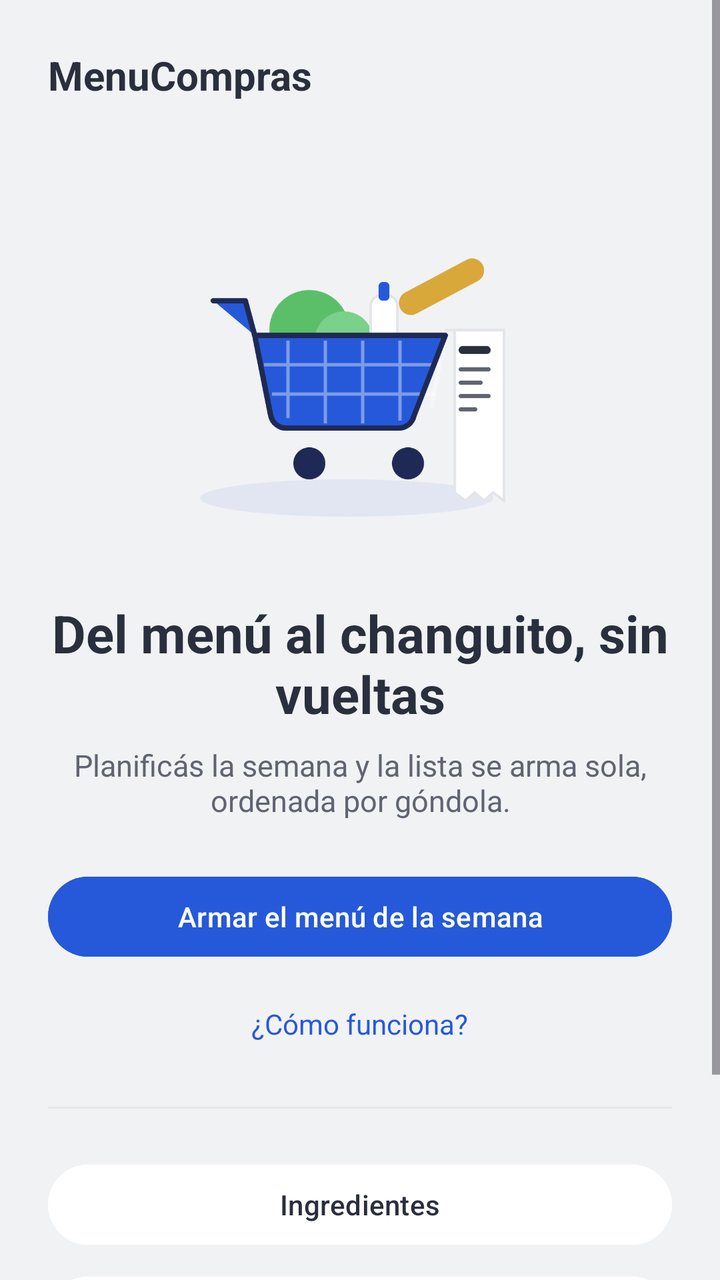
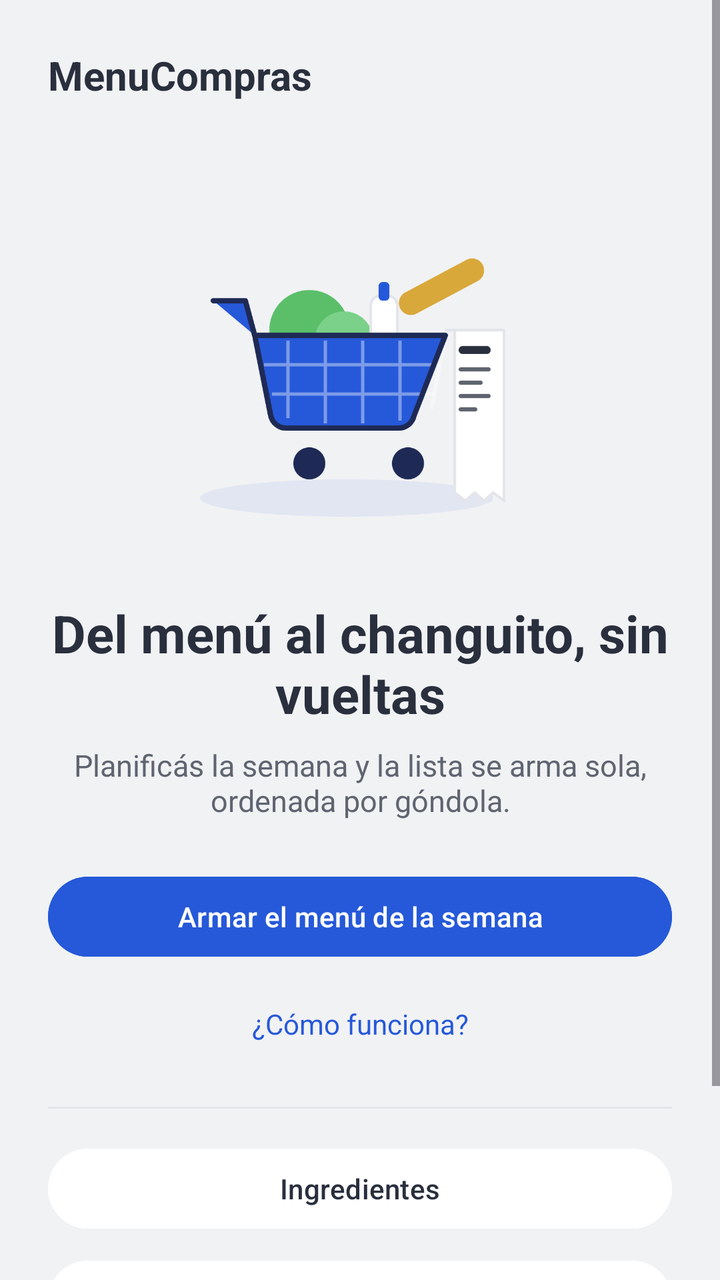

Before-and-after screenshots of an Android layout around one commit, followed by the original layout XML and the change that was made.
<!-- AndroidManifest.xml: application theme Theme.MenuCompras -->
<!-- res/layout/activity_main.xml -->
<?xml version="1.0" encoding="utf-8"?>
<ScrollView xmlns:android="http://schemas.android.com/apk/res/android"
    android:layout_width="match_parent"
    android:layout_height="match_parent"
    android:background="@color/mc_bg">

    <LinearLayout
        android:layout_width="match_parent"
        android:layout_height="wrap_content"
        android:orientation="vertical"
        android:gravity="center_horizontal"
        android:padding="24dp">

        <TextView
            android:layout_width="wrap_content"
            android:layout_height="wrap_content"
            android:layout_gravity="start"
            android:text="MenuCompras"
            android:textColor="@color/mc_ink"
            android:textSize="20sp"
            android:textStyle="bold"
            android:layout_marginBottom="24dp" />

        <ImageView
            android:layout_width="200dp"
            android:layout_height="200dp"
            android:layout_marginTop="8dp"
            android:src="@drawable/hero_changuito"
            android:scaleType="fitCenter"
            android:contentDescription="Ilustración de un carrito de compras" />

        <TextView
            android:layout_width="match_parent"
            android:layout_height="wrap_content"
            android:layout_marginTop="16dp"
            android:text="Del menú al changuito, sin vueltas"
            android:textColor="@color/mc_ink"
            android:textSize="26sp"
            android:textStyle="bold"
            android:gravity="center" />

        <TextView
            android:layout_width="match_parent"
            android:layout_height="wrap_content"
            android:layout_marginTop="8dp"
            android:text="Planificás la semana y la lista se arma sola, ordenada por góndola."
            android:textColor="@color/mc_muted"
            android:textSize="15sp"
            android:gravity="center" />

        <Button
            android:id="@+id/btn_armar_menu"
            android:layout_width="match_parent"
            android:layout_height="48dp"
            android:layout_marginTop="24dp"
            android:text="Armar el menú de la semana"
            android:textColor="@color/mc_accent_ink"
            android:backgroundTint="@color/mc_accent" />

        <TextView
            android:id="@+id/tv_como_funciona"
            android:layout_width="wrap_content"
            android:layout_height="wrap_content"
            android:layout_marginTop="12dp"
            android:padding="8dp"
            android:text="¿Cómo funciona?"
            android:textColor="@color/mc_accent"
            android:textSize="14sp" />

        <View
            android:layout_width="match_parent"
            android:layout_height="1dp"
            android:layout_marginTop="24dp"
            android:layout_marginBottom="16dp"
            android:background="@color/mc_line" />

        <Button
            android:id="@+id/btn_ir_ingredientes"
            android:layout_width="match_parent"
            android:layout_height="48dp"
            android:layout_marginTop="8dp"
            android:text="Ingredientes"
            android:textColor="@color/mc_ink"
            android:backgroundTint="@color/mc_surface" />

        <Button
            android:id="@+id/btn_ir_comidas"
            android:layout_width="match_parent"
            android:layout_height="48dp"
            android:layout_marginTop="8dp"
            android:text="Comidas"
            android:textColor="@color/mc_ink"
            android:backgroundTint="@color/mc_surface" />

        <Button
            android:id="@+id/btn_ir_menus"
            android:layout_width="match_parent"
            android:layout_height="48dp"
            android:layout_marginTop="8dp"
            android:text="Menús"
            android:textColor="@color/mc_ink"
            android:backgroundTint="@color/mc_surface" />

    </LinearLayout>
</ScrollView>
<!-- resources referenced by this layout -->
<resources>
  <color name="mc_accent">#2659D9</color>
  <color name="mc_accent_ink">#FFFFFF</color>
  <color name="mc_bg">#F1F2F4</color>
  <color name="mc_ink">#292F3D</color>
  <color name="mc_line">#E3E5EA</color>
  <color name="mc_muted">#5F6470</color>
  <color name="mc_surface">#FFFFFF</color>
  <!-- drawable hero_changuito: png bitmap (drawable, 55555 bytes) -->
  <style name="Theme.MenuCompras" parent="Base.Theme.MenuCompras" />
  <style name="Base.Theme.MenuCompras" parent="Theme.Material3.DayNight.NoActionBar">
          
          
      </style>
</resources>

<!-- the commit's change to res/layout/activity_main.xml (unified diff, before → after) -->
@@ -1,61 +1,76 @@
 <?xml version="1.0" encoding="utf-8"?>
 <ScrollView xmlns:android="http://schemas.android.com/apk/res/android"
+    xmlns:app="http://schemas.android.com/apk/res-auto"
     android:layout_width="match_parent"
     android:layout_height="match_parent"
     android:background="@color/mc_bg">
 
-    <LinearLayout
+    <androidx.constraintlayout.widget.ConstraintLayout
         android:layout_width="match_parent"
         android:layout_height="wrap_content"
-        android:orientation="vertical"
-        android:gravity="center_horizontal"
         android:padding="24dp">
 
         <TextView
+            android:id="@+id/tv_marca"
             android:layout_width="wrap_content"
             android:layout_height="wrap_content"
-            android:layout_gravity="start"
             android:text="MenuCompras"
             android:textColor="@color/mc_ink"
             android:textSize="20sp"
             android:textStyle="bold"
-            android:layout_marginBottom="24dp" />
+            app:layout_constraintStart_toStartOf="parent"
+            app:layout_constraintTop_toTopOf="parent" />
 
         <ImageView
+            android:id="@+id/iv_hero"
             android:layout_width="200dp"
             android:layout_height="200dp"
-            android:layout_marginTop="8dp"
+            android:layout_marginTop="32dp"
             android:src="@drawable/hero_changuito"
             android:scaleType="fitCenter"
-            android:contentDescription="Ilustración de un carrito de compras" />
+            android:contentDescription="Ilustración de un carrito de compras"
+            app:layout_constraintStart_toStartOf="parent"
+            app:layout_constraintEnd_toEndOf="parent"
+            app:layout_constraintTop_toBottomOf="@id/tv_marca" />
 
         <TextView
-            android:layout_width="match_parent"
+            android:id="@+id/tv_titulo_hero"
+            android:layout_width="0dp"
             android:layout_height="wrap_content"
             android:layout_marginTop="16dp"
             android:text="Del menú al changuito, sin vueltas"
             android:textColor="@color/mc_ink"
             android:textSize="26sp"
             android:textStyle="bold"
-            android:gravity="center" />
+            android:gravity="center"
+            app:layout_constraintStart_toStartOf="parent"
+            app:layout_constraintEnd_toEndOf="parent"
+            app:layout_constraintTop_toBottomOf="@id/iv_hero" />
 
         <TextView
-            android:layout_width="match_parent"
+            android:id="@+id/tv_subtitulo"
+            android:layout_width="0dp"
             android:layout_height="wrap_content"
             android:layout_marginTop="8dp"
             android:text="Planificás la semana y la lista se arma sola, ordenada por góndola."
             android:textColor="@color/mc_muted"
             android:textSize="15sp"
-            android:gravity="center" />
+            android:gravity="center"
+            app:layout_constraintStart_toStartOf="parent"
+            app:layout_constraintEnd_toEndOf="parent"
+            app:layout_constraintTop_toBottomOf="@id/tv_titulo_hero" />
 
         <Button
             android:id="@+id/btn_armar_menu"
-            android:layout_width="match_parent"
+            android:layout_width="0dp"
             android:layout_height="48dp"
             android:layout_marginTop="24dp"
             android:text="Armar el menú de la semana"
             android:textColor="@color/mc_accent_ink"
-            android:backgroundTint="@color/mc_accent" />
+            android:backgroundTint="@color/mc_accent"
+            app:layout_constraintStart_toStartOf="parent"
+            app:layout_constraintEnd_toEndOf="parent"
+            app:layout_constraintTop_toBottomOf="@id/tv_subtitulo" />
 
         <TextView
             android:id="@+id/tv_como_funciona"
@@ -65,41 +80,56 @@
             android:padding="8dp"
             android:text="¿Cómo funciona?"
             android:textColor="@color/mc_accent"
-            android:textSize="14sp" />
+            android:textSize="14sp"
+            app:layout_constraintStart_toStartOf="parent"
+            app:layout_constraintEnd_toEndOf="parent"
+            app:layout_constraintTop_toBottomOf="@id/btn_armar_menu" />
 
         <View
-            android:layout_width="match_parent"
+            android:id="@+id/divider"
+            android:layout_width="0dp"
             android:layout_height="1dp"
             android:layout_marginTop="24dp"
-            android:layout_marginBottom="16dp"
-            android:background="@color/mc_line" />
+            android:background="@color/mc_line"
+            app:layout_constraintStart_toStartOf="parent"
+            app:layout_constraintEnd_toEndOf="parent"
+            app:layout_constraintTop_toBottomOf="@id/tv_como_funciona" />
 
         <Button
             android:id="@+id/btn_ir_ingredientes"
-            android:layout_width="match_parent"
+            android:layout_width="0dp"
             android:layout_height="48dp"
-            android:layout_marginTop="8dp"
+            android:layout_marginTop="16dp"
             android:text="Ingredientes"
             android:textColor="@color/mc_ink"
-            android:backgroundTint="@color/mc_surface" />
+            android:backgroundTint="@color/mc_surface"
+            app:layout_constraintStart_toStartOf="parent"
+            app:layout_constraintEnd_toEndOf="parent"
+            app:layout_constraintTop_toBottomOf="@id/divider" />
 
         <Button
             android:id="@+id/btn_ir_comidas"
-            android:layout_width="match_parent"
+            android:layout_width="0dp"
             android:layout_height="48dp"
             android:layout_marginTop="8dp"
             android:text="Comidas"
             android:textColor="@color/mc_ink"
-            android:backgroundTint="@color/mc_surface" />
+            android:backgroundTint="@color/mc_surface"
+            app:layout_constraintStart_toStartOf="parent"
+            app:layout_constraintEnd_toEndOf="parent"
+            app:layout_constraintTop_toBottomOf="@id/btn_ir_ingredientes" />
 
         <Button
             android:id="@+id/btn_ir_menus"
-            android:layout_width="match_parent"
+            android:layout_width="0dp"
             android:layout_height="48dp"
             android:layout_marginTop="8dp"
             android:text="Menús"
             android:textColor="@color/mc_ink"
-            android:backgroundTint="@color/mc_surface" />
+            android:backgroundTint="@color/mc_surface"
+            app:layout_constraintStart_toStartOf="parent"
+            app:layout_constraintEnd_toEndOf="parent"
+            app:layout_constraintTop_toBottomOf="@id/btn_ir_comidas" />
 
-    </LinearLayout>
+    </androidx.constraintlayout.widget.ConstraintLayout>
 </ScrollView>
